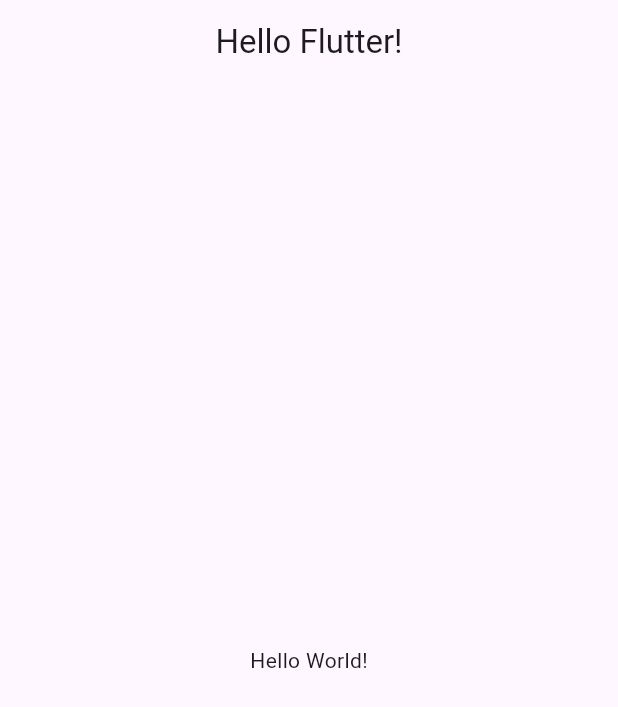
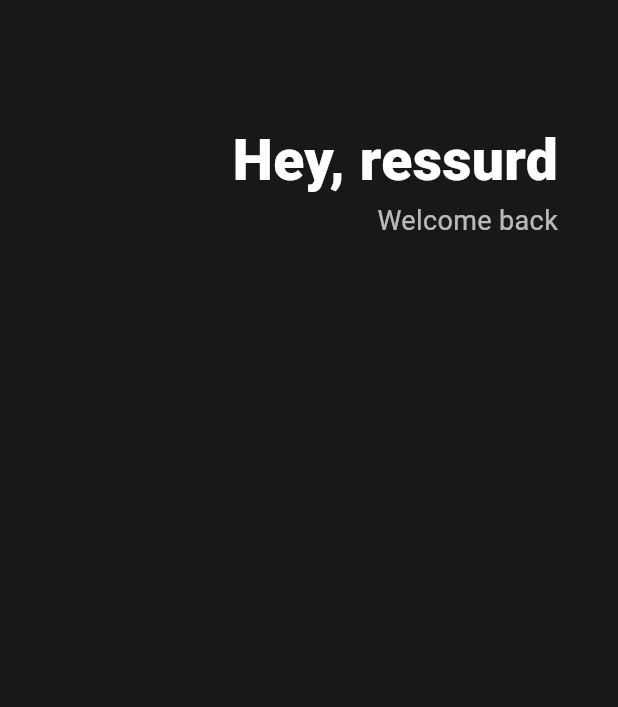
Before and after one commit to haletaleila/flutterprj, a Flutter app: the screen it shows after launch, on a phone screen of 412 x 824 dp. Shown: the top 707 px of the screen. Run offline on Flutter 3.47's test engine with Material 3 defaults, Android fonts, the light colour scheme and no system bars.

Commit message:
hello design

```diff
--- a/toonflix/lib/main.dart
+++ b/toonflix/lib/main.dart
@@ -1,14 +1,6 @@
 import 'package:flutter/material.dart';
 
-class Player {
-  late String name;
-  Player({required this.name});
-}
-
 void main() {
-  var ressurd = Player(name: 'ress');
-  ressurd.name;
-
   runApp(App());
 }
 
@@ -17,12 +9,41 @@
   Widget build(BuildContext context) {
     return MaterialApp(
       home: Scaffold(
-        appBar: AppBar(
-          centerTitle: true,
-          title: Text('Hello Flutter!'),
-        ),
-        body: Center(
-          child: Text("Hello World!"),
+        backgroundColor: Color(0xFF181818),
+        body: Padding(
+          padding: EdgeInsets.symmetric(horizontal: 40),
+          child: Column(
+            children: [
+              SizedBox(
+                height: 80,
+              ),
+              Row(
+                mainAxisAlignment: MainAxisAlignment.end,
+                children: [
+                  Column(
+                    crossAxisAlignment: CrossAxisAlignment.end,
+                    children: [
+                      Text(
+                        'Hey, ressurd',
+                        style: TextStyle(
+                          color: Colors.white,
+                          fontSize: 38,
+                          fontWeight: FontWeight.w800,
+                        ),
+                      ),
+                      Text(
+                        'Welcome back',
+                        style: TextStyle(
+                          color: Colors.white.withOpacity(0.7),
+                          fontSize: 18,
+                        ),
+                      ),
+                    ],
+                  )
+                ],
+              )
+            ],
+          ),
         ),
       ),
     );
```
